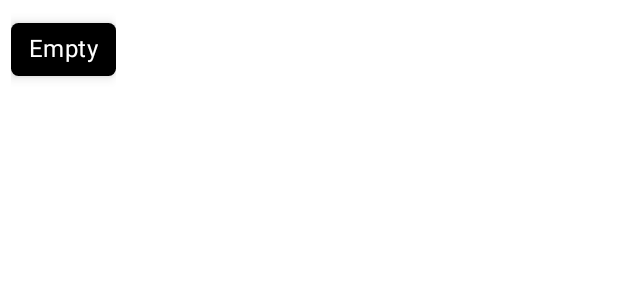
After one commit to NecroEye/TRComics, an Android app: the layout chip_layout.xml on its own in the app's theme, with its tools: preview values and no code run, on a phone screen of 412 x 824 dp. The commit adds this screen. Shown: the top 300 px of the screen. Run offline under Robolectric (Android 15) with nearby library versions, the phone set to English and light mode, and no system bars.

Commit message:
chips and new video banner were added

```diff
--- a/app/src/main/java/com/muratcangzm/trcomics/screens/DetailsActivity.java
+++ b/app/src/main/java/com/muratcangzm/trcomics/screens/DetailsActivity.java
@@ -10,6 +10,7 @@ import android.os.Bundle;
 import android.provider.Settings;
 import android.text.method.ScrollingMovementMethod;
 import android.view.View;
+import android.widget.RatingBar;
 import android.widget.Toast;
 import androidx.annotation.NonNull;
 import androidx.appcompat.app.AppCompatActivity;
@@ -161,6 +162,7 @@ public class DetailsActivity extends AppCompatActivity {
             }
         });
 
+
     }
 
 
--- /dev/null
+++ b/app/src/main/res/drawable/baseline_check_24.xml
@@ -0,0 +1,5 @@
+<vector android:height="24dp" android:tint="#000000"
+    android:viewportHeight="24" android:viewportWidth="24"
+    android:width="24dp" xmlns:android="http://schemas.android.com/apk/res/android">
+    <path android:fillColor="@android:color/white" android:pathData="M9,16.17L4.83,12l-1.42,1.41L9,19 21,7l-1.41,-1.41z"/>
+</vector>
--- /dev/null
+++ b/app/src/main/res/layout/chip_layout.xml
@@ -0,0 +1,42 @@
+<?xml version="1.0" encoding="utf-8"?>
+<LinearLayout xmlns:android="http://schemas.android.com/apk/res/android"
+    xmlns:app="http://schemas.android.com/apk/res-auto"
+    android:layout_width="wrap_content"
+    android:layout_height="wrap_content"
+    android:id="@+id/chipLayout"
+    android:orientation="vertical">
+
+
+    <com.google.android.material.chip.ChipGroup
+        android:id="@+id/chipGroup"
+        android:layout_width="wrap_content"
+        android:layout_height="wrap_content"
+        android:padding="2dp"
+        app:chipSpacingHorizontal="4dp"
+        android:layout_margin="5dp">
+
+
+        <com.google.android.material.chip.Chip
+            android:id="@+id/chipName"
+            android:layout_width="wrap_content"
+            android:layout_height="51dp"
+            android:text="@string/empty"
+            app:checkedIcon="@drawable/baseline_check_24"
+            app:checkedIconTint="@color/white"
+            android:elevation="5dp"
+            android:textStyle="bold"
+            android:padding="5dp"
+            app:chipCornerRadius="5dp"
+            android:maxLines="1"
+            app:chipSurfaceColor="@color/black"
+            android:textSize="16sp"
+            android:textColor="@color/white"
+            app:checkedIconEnabled="true"
+            android:checkable="true"/>
+
+
+    </com.google.android.material.chip.ChipGroup>
+
+
+
+</LinearLayout>
--- a/app/src/main/res/layout/login_fragment_layout.xml
+++ b/app/src/main/res/layout/login_fragment_layout.xml
@@ -30,6 +30,7 @@
         android:layout_marginBottom="25dp"
         android:paddingStart="25dp"
         tools:ignore="RtlSymmetry" />
+
 
     <com.google.android.material.textfield.TextInputLayout
         android:id="@+id/emailLayout"
--- a/app/src/main/res/navigation/main_activity_nav.xml
+++ b/app/src/main/res/navigation/main_activity_nav.xml
@@ -13,6 +13,12 @@
         <action
             android:id="@+id/logoutSuccess"
             app:destination="@id/nav_login" />
+        <action
+            android:id="@+id/action_nav_home_to_nav_profile"
+            app:destination="@id/nav_profile" />
+        <action
+            android:id="@+id/action_nav_home_to_nav_fav"
+            app:destination="@id/nav_fav" />
     </fragment>
     <fragment
         android:id="@+id/nav_fav"
```
Also changed, not shown: app/src/main/java/com/muratcangzm/trcomics/fragments/MainFragment.java (+29 -1 lines), app/src/main/java/com/muratcangzm/trcomics/fragments/ProfileFragment.java (+7 -0 lines), app/src/main/java/com/muratcangzm/trcomics/recyclerView/ChipRecycler.java (added, +79 -0 lines), app/src/main/java/com/muratcangzm/trcomics/screens/MainActivity.java (+6 -5 lines), app/src/main/res/layout/main_fragment_layout.xml (+19 -14 lines), app/src/main/res/layout/profile_fragment_layout.xml (+43 -13 lines), 1 other file.
